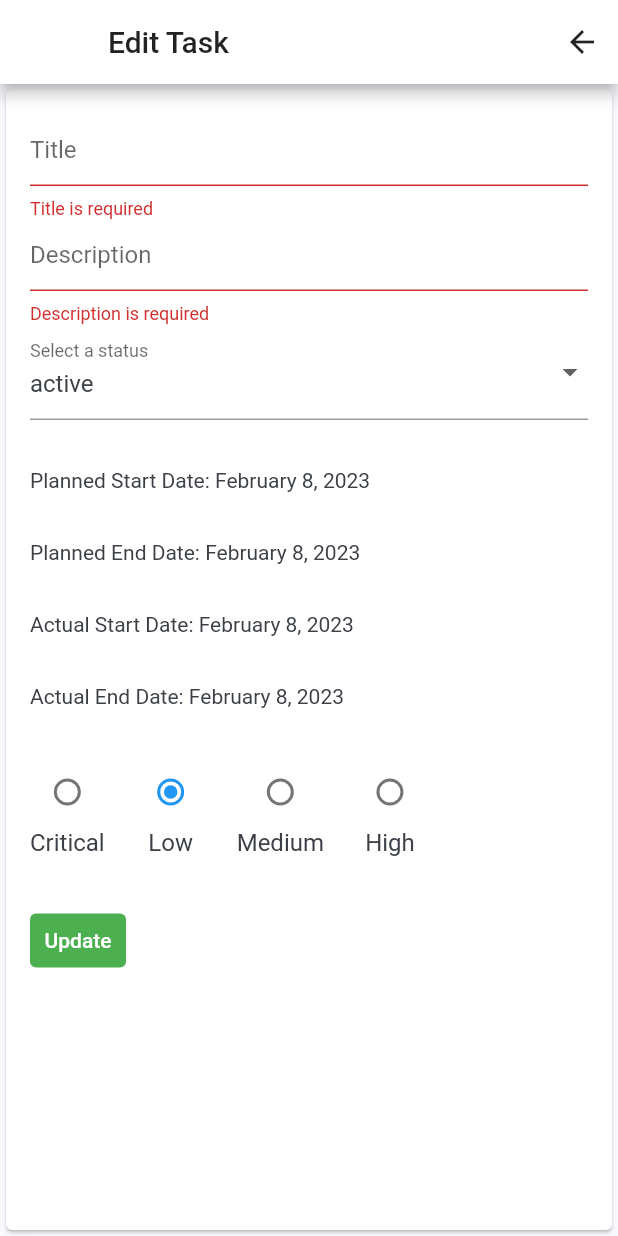
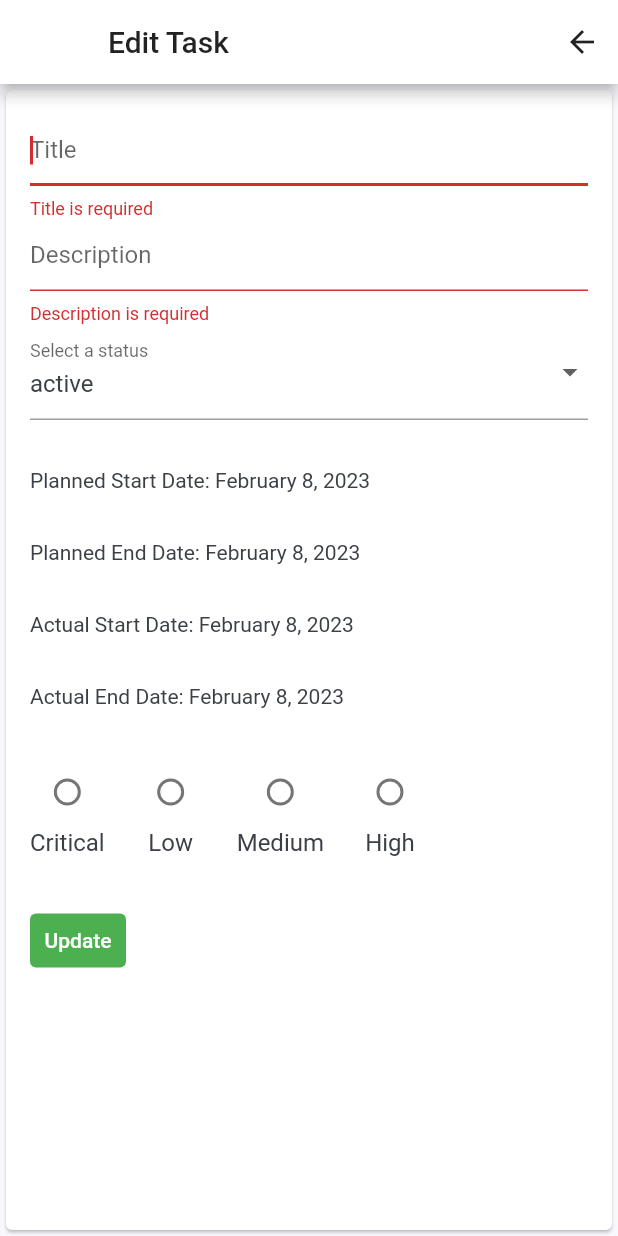
Before and after one commit to tee-jaay/stsks, a Flutter app: the TaskEditScreen screen opened directly with empty values, after a tap on "Update", on a phone screen of 412 x 824 dp. Run offline on Flutter 3.47's test engine with Material 2 defaults, Android fonts, the light colour scheme and no system bars; our stand-ins replace animated_text_kit, date_format, flutter_animate, flutter_dotenv; missing offline and left inert: draw_graph, graphic, jwt_decode; network calls fail.

Commit message:
todo: task edit screen

```diff
--- a/lib/controllers/task_controller.dart
+++ b/lib/controllers/task_controller.dart
@@ -62,9 +62,7 @@ class TaskController extends HttpRequestsService with ChangeNotifier {
   }
 
   Future<void> show(
-      {required String projectId,
-      required String taskId,
-      required String accessToken}) async {
+      {required String taskId, required String accessToken}) async {
     var endpoint = '$TASKS_SHOW/$taskId';
     var result = await requestApi(
         object: {},
--- a/lib/screens/dashboard/projects/task/create/task_create_screen.dart
+++ b/lib/screens/dashboard/projects/task/create/task_create_screen.dart
@@ -184,6 +184,7 @@ class _TaskCreateScreenState extends State<TaskCreateScreen> {
                   children: [
                     // title
                     TextFormField(
+                      autofocus: true,
                       //readOnly: loading,
                       controller: _titleController,
                       validator: (String? value) {
--- a/lib/screens/dashboard/projects/task/edit/task_edit_screen.dart
+++ b/lib/screens/dashboard/projects/task/edit/task_edit_screen.dart
@@ -113,8 +113,7 @@ class _TaskEditScreenState extends State<TaskEditScreen> {
     }
   }
 
-  _handleSubmit(
-      {required taskId, required accessToken, required createdBy}) {
+  _handleSubmit({required taskId, required accessToken, required createdBy}) {
     final isValid = _formKey.currentState?.validate();
     if (!isValid!) {
       return;
@@ -150,17 +149,16 @@ class _TaskEditScreenState extends State<TaskEditScreen> {
     // });
   }
 
-  Future<void> _getTaskData(BuildContext ctx, String projectId, String taskId,
-      String accessToken) async {
+  Future<void> _getTaskData(
+      BuildContext ctx, String taskId, String accessToken) async {
     Provider.of<TaskController>(ctx, listen: false)
-        .show(projectId: projectId, taskId: taskId, accessToken: accessToken);
+        .show(taskId: taskId, accessToken: accessToken);
   }
 
   @override
   Widget build(BuildContext context) {
     final user = Provider.of<AuthController>(context, listen: true).user;
     final taskId = ModalRoute.of(context)!.settings.arguments as String;
-    print(taskId);
     return Scaffold(
       appBar: AppBar(
         title: Text(
@@ -176,38 +174,61 @@ class _TaskEditScreenState extends State<TaskEditScreen> {
               )),
         ],
       ),
-      body: Card(
+      body: FutureBuilder(
+          future: _getTaskData(context, taskId, user.accessToken),
+          builder: (context, snapshot) => snapshot.connectionState ==
+                  ConnectionState.waiting
+              ? const Center(
+                  child: CircularProgressIndicator(),
+                )
+              : RefreshIndicator(
+                  onRefresh: () =>
+                      _getTaskData(context, taskId, user.accessToken),
+                  child: Consumer<TaskController>(
+                    builder: (context, value, child) {
+                      _titleController..text = value.task.title;
+                      _descriptionController..text = value.task.description;
+                      return Card(
                         child: Padding(
                           padding: EdgeInsets.all(appDefaultSpace),
                           child: Form(
                             key: _formKey,
                             child: SingleChildScrollView(
                               child: SizedBox(
-                height: MediaQuery.of(context).size.height * 0.9,
+                                height:
+                                    MediaQuery.of(context).size.height * 0.9,
                                 child: Column(
                                   crossAxisAlignment: CrossAxisAlignment.start,
                                   children: [
                                     // title
                                     TextFormField(
-                      //readOnly: loading,
+                                      autofocus: true,
                                       controller: _titleController,
-                      validator: (String? value) {
-                        if (value!.isEmpty) {
+                                      validator: (String? val) {
+                                        if (val!.isEmpty) {
                                           return 'Title is required';
-                        } else if (value.length < 4) {
+                                        } else if (val.length < 4) {
                                           return 'Minimum length 4 chars';
                                         } else {
                                           return null;
                                         }
                                       },
-                      onChanged: (value) => setState(() {
-                        _title = value;
-                      }),
-                      decoration: const InputDecoration(hintText: 'Title'),
+                                      onChanged: (val) {
+                                        if (_selectedStatus != value) {
+                                          _titleController.text = val;
+                                          _titleController.selection =
+                                              TextSelection.fromPosition(
+                                                  TextPosition(
+                                                      offset: val.length));
+                                        }
+                                      },
+                                      decoration: const InputDecoration(
+                                          hintText: 'Title'),
                                       keyboardType: TextInputType.text,
                                       focusNode: _titleFocusNode,
-                      onFieldSubmitted: (value) => FocusScope.of(context)
-                          .requestFocus(_descriptionFocusNode),
+                                      onFieldSubmitted: (value) =>
+                                          FocusScope.of(context).requestFocus(
+                                              _descriptionFocusNode),
                                     ),
                                     // title
 
@@ -215,20 +236,24 @@ class _TaskEditScreenState extends State<TaskEditScreen> {
                                     TextFormField(
                                       //readOnly: loading,
                                       controller: _descriptionController,
-                      validator: (String? value) {
-                        if (value!.isEmpty) {
+                                      validator: (String? v) {
+                                        if (v!.isEmpty) {
                                           return 'Description is required';
-                        } else if (value.length < 6) {
+                                        } else if (v.length < 6) {
                                           return 'Description is too short';
                                         } else {
                                           return null;
                                         }
                                       },
-                      onChanged: (value) => setState(() {
-                        _description = value;
-                      }),
-                      decoration:
-                          const InputDecoration(hintText: 'Description'),
+                                      onChanged: (val) {
+                                        _descriptionController.text = val;
+                                        _descriptionController.selection =
+                                            TextSelection.fromPosition(
+                                                TextPosition(
+                                                    offset: val.length));
+                                      },
+                                      decoration: const InputDecoration(
+                                          hintText: 'Description'),
                                       keyboardType: TextInputType.multiline,
                                       focusNode: _descriptionFocusNode,
                                     ),
@@ -258,7 +283,8 @@ class _TaskEditScreenState extends State<TaskEditScreen> {
                                     ),
                                     // planned start date
                                     InkWell(
-                      onTap: () => _selectPlannedStartDate(context),
+                                      onTap: () =>
+                                          _selectPlannedStartDate(context),
                                       child: Text(
                                           'Planned Start Date: ${_selectedPlannedStartDate == null ? 'Select a date' : DateFormat.yMMMMd().format(_selectedPlannedStartDate)}'),
                                     ),
@@ -268,7 +294,8 @@ class _TaskEditScreenState extends State<TaskEditScreen> {
                                     ),
                                     // planned end date
                                     InkWell(
-                      onTap: () => _selectPlannedEndDate(context),
+                                      onTap: () =>
+                                          _selectPlannedEndDate(context),
                                       child: Text(
                                           'Planned End Date: ${_selectedPlannedEndDate == null ? 'Select a date' : DateFormat.yMMMMd().format(_selectedPlannedEndDate)}'),
                                     ),
@@ -278,7 +305,8 @@ class _TaskEditScreenState extends State<TaskEditScreen> {
                                     ),
                                     // Actual start date
                                     InkWell(
-                      onTap: () => _selectActualStartDate(context),
+                                      onTap: () =>
+                                          _selectActualStartDate(context),
                                       child: Text(
                                           'Actual Start Date: ${_selectedActualStartDate == null ? 'Select a date' : DateFormat.yMMMMd().format(_selectedActualStartDate)}'),
                                     ),
@@ -289,7 +317,8 @@ class _TaskEditScreenState extends State<TaskEditScreen> {
 
                                     // Actual end date
                                     InkWell(
-                      onTap: () => _selectActualEndDate(context),
+                                      onTap: () =>
+                                          _selectActualEndDate(context),
                                       child: Text(
                                           'Actual End Date: ${_selectedActualEndDate == null ? 'Select a date' : DateFormat.yMMMMd().format(_selectedActualEndDate)}'),
                                     ),
@@ -304,21 +333,24 @@ class _TaskEditScreenState extends State<TaskEditScreen> {
                                         children: [
                                           for (var priority in _priorities)
                                             Container(
-                              margin: EdgeInsets.only(right: 20.0),
+                                              margin: const EdgeInsets.only(
+                                                  right: 20.0),
                                               child: Column(
                                                 children: [
                                                   Radio(
                                                     value: priority,
-                                    groupValue: _priority,
-                                    onChanged: (value) {
+                                                    groupValue:
+                                                        value.task.priority,
+                                                    onChanged: (val) {
                                                       setState(() {
-                                        _priority = value as String;
+                                                        _priority =
+                                                            val as String;
                                                       });
                                                     },
                                                   ),
                                                   Text(
                                                     priority,
-                                    style: TextStyle(
+                                                    style: const TextStyle(
                                                       fontSize: 16.0,
                                                     ),
                                                   ),
@@ -340,7 +372,8 @@ class _TaskEditScreenState extends State<TaskEditScreen> {
                                           accessToken: user.accessToken,
                                           createdBy: user.username),
                                       style: ButtonStyle(
-                        backgroundColor: MaterialStatePropertyAll(
+                                        backgroundColor:
+                                            MaterialStatePropertyAll(
                                                 // loading ? Colors.grey :
                                                 Colors.green),
                                       ),
@@ -355,7 +388,10 @@ class _TaskEditScreenState extends State<TaskEditScreen> {
                             ),
                           ),
                         ),
+                      );
+                    },
                   ),
+                )),
     );
   }
 }
--- a/lib/screens/dashboard/projects/task/list/inc/body.dart
+++ b/lib/screens/dashboard/projects/task/list/inc/body.dart
@@ -17,7 +17,7 @@ class Body extends StatelessWidget {
   Future<void> _showTask(BuildContext ctx, String projectId, String taskId,
       String accessToken) async {
     Provider.of<TaskController>(ctx, listen: false)
-        .show(projectId: projectId, taskId: taskId, accessToken: accessToken);
+        .show(taskId: taskId, accessToken: accessToken);
   }
 
   @override
```
Lines whose indentation alone changed are shown as unchanged.
